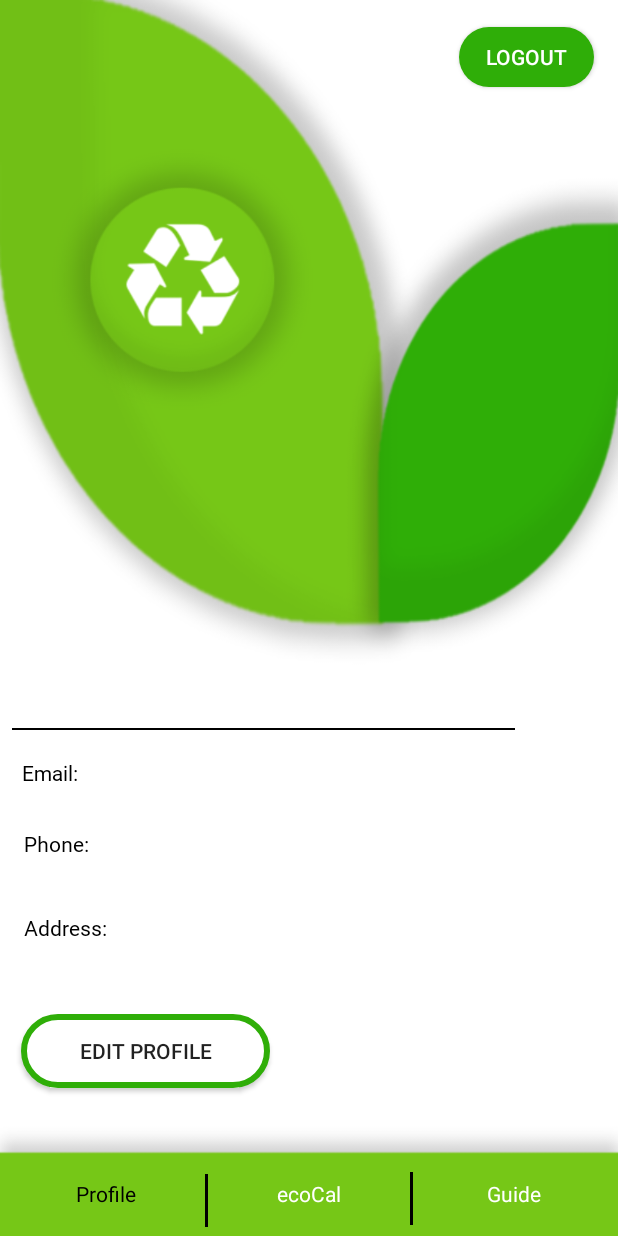
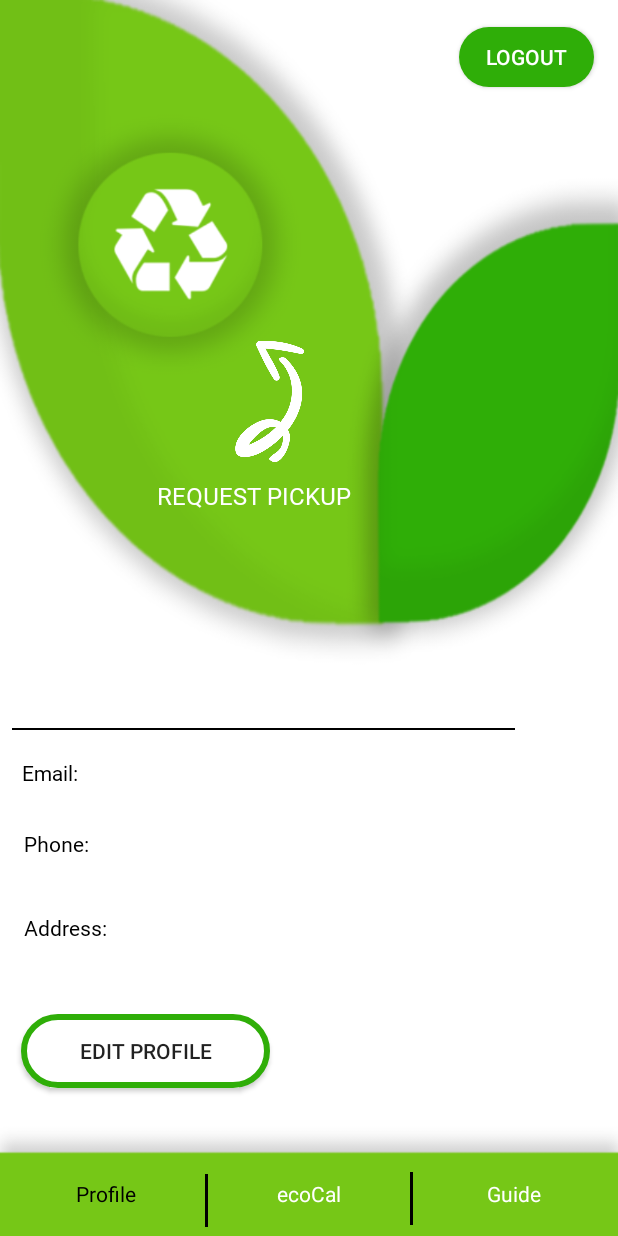
Before and after one commit to IT19073774/EcoClan_MAD, an Android app: the userAccount screen opened directly, with no data from a screen before it, on a phone screen of 412 x 824 dp. Run offline under Robolectric (Android 15) with nearby library versions, the phone set to English and light mode, and no system bars; our stand-ins replace Firebase (no records; nobody signed in at launch, a user with empty details on screens opened directly).

```diff
--- a/app/src/main/res/layout/activity_user_account.xml
+++ b/app/src/main/res/layout/activity_user_account.xml
@@ -8,17 +8,16 @@
     tools:context=".userAccount">
 
 
-
     <ImageView
         android:id="@+id/imgbtn1"
         android:layout_width="219dp"
         android:layout_height="216dp"
         app:layout_constraintBottom_toBottomOf="parent"
         app:layout_constraintEnd_toEndOf="parent"
-        app:layout_constraintHorizontal_bias="0.083"
+        app:layout_constraintHorizontal_bias="0.041"
         app:layout_constraintStart_toStartOf="parent"
         app:layout_constraintTop_toTopOf="parent"
-        app:layout_constraintVertical_bias="0.132"
+        app:layout_constraintVertical_bias="0.093"
         app:srcCompat="@drawable/btn1" />
 
     <TextView
@@ -26,16 +25,16 @@
         android:layout_width="wrap_content"
         android:layout_height="wrap_content"
         android:fontFamily="@font/hind_madurai_semibold"
-        android:text="@string/Lable_AVAILABLE"
+        android:text="@string/Lable_requestpickup"
         android:textColor="@color/U_White"
-        android:textSize="18sp"
-        android:visibility="invisible"
-        app:layout_constraintBottom_toBottomOf="@+id/imgbtn1"
+        android:textSize="16sp"
+        android:visibility="visible"
+        app:layout_constraintBottom_toBottomOf="parent"
         app:layout_constraintEnd_toEndOf="parent"
-        app:layout_constraintHorizontal_bias="0.24"
+        app:layout_constraintHorizontal_bias="0.371"
         app:layout_constraintStart_toStartOf="parent"
         app:layout_constraintTop_toTopOf="parent"
-        app:layout_constraintVertical_bias="0.961" />
+        app:layout_constraintVertical_bias="0.398" />
 
     <Button
         android:id="@+id/updbtn"
@@ -241,5 +240,17 @@
         app:layout_constraintTop_toTopOf="parent"
         app:layout_constraintVertical_bias="0.991" />
 
+    <ImageView
+        android:id="@+id/imageView10"
+        android:layout_width="106dp"
+        android:layout_height="103dp"
+        app:layout_constraintBottom_toBottomOf="parent"
+        app:layout_constraintEnd_toEndOf="parent"
+        app:layout_constraintHorizontal_bias="0.403"
+        app:layout_constraintStart_toStartOf="parent"
+        app:layout_constraintTop_toTopOf="parent"
+        app:layout_constraintVertical_bias="0.3"
+        app:srcCompat="@drawable/arrow" />
+
 
 </androidx.constraintlayout.widget.ConstraintLayout>
--- a/app/src/main/res/values/strings.xml
+++ b/app/src/main/res/values/strings.xml
@@ -57,7 +57,7 @@
     <string name="Lable_email">Email:</string>
     <string name="Lable_phone">Phone:</string>
     <string name="Lable_address">Address:</string>
-    <string name="Lable_AVAILABLE">AVAILABLE</string>
+    <string name="Lable_requestpickup">REQUEST PICKUP</string>
     <string name="Lable_editinfo">This is,</string>
     <string name="Lable_editinfo_updateinfo">Update your user information here.</string>
     <string name="Lable_editinfo_deleteacc">Delete your account.</string>
```
Also changed, not shown: app/src/main/java/com/example/ecoclan_v2/UserMap.java (+39 -72 lines), app/src/main/res/layout/activity_user_map.xml (+15 -20 lines), app/src/main/res/drawable/arrow.png (added).
